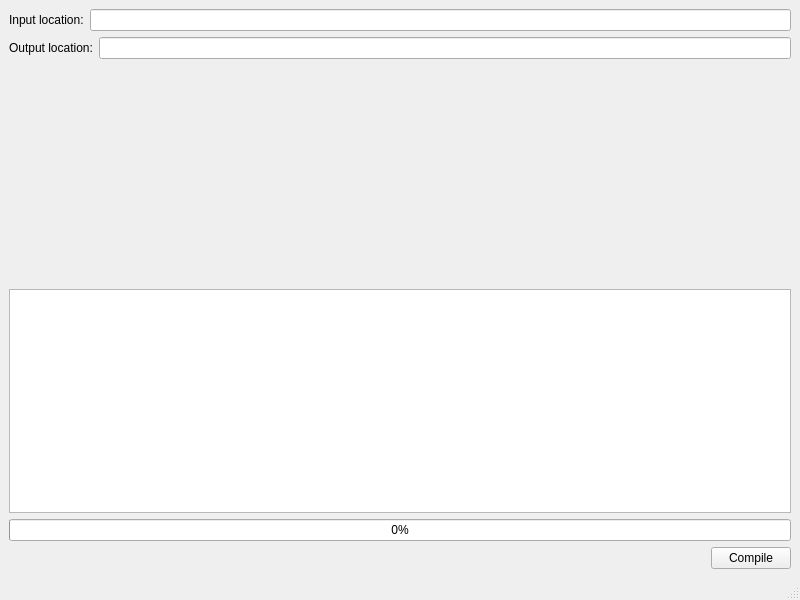
Before: the Qt Designer form src/app/mainwindow.ui in c-a-v-a/htmd_cms, drawn with Qt 5.
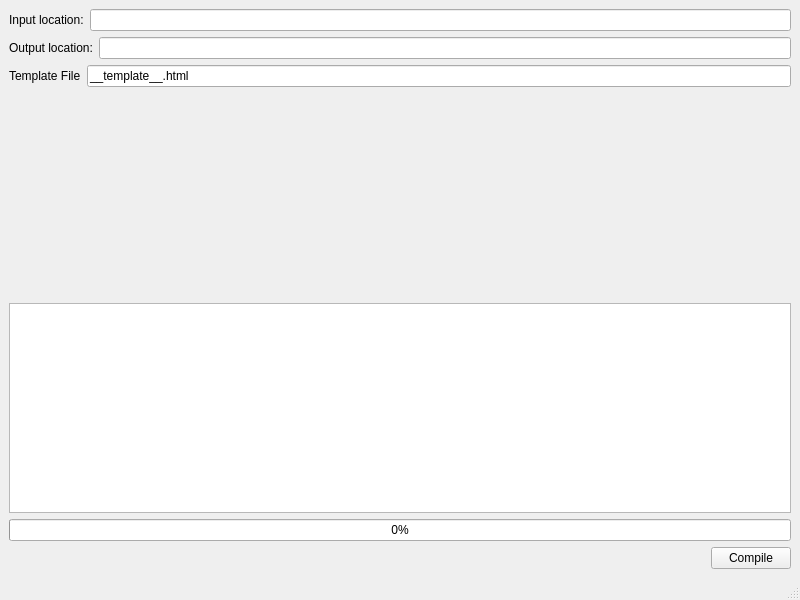
After: the same form once the commit is applied.

Patch:
```diff
--- a/src/app/mainwindow.ui
+++ b/src/app/mainwindow.ui
@@ -45,6 +45,24 @@
         </item>
        </layout>
       </item>
+      <item>
+       <layout class="QHBoxLayout" name="horizontalLayout_5">
+        <item>
+         <widget class="QLabel" name="templateLabel">
+          <property name="text">
+           <string>Template File</string>
+          </property>
+         </widget>
+        </item>
+        <item>
+         <widget class="QLineEdit" name="templateEdit">
+          <property name="text">
+           <string>__template__.html</string>
+          </property>
+         </widget>
+        </item>
+       </layout>
+      </item>
       <item>
        <spacer name="verticalSpacer">
         <property name="orientation">
```
